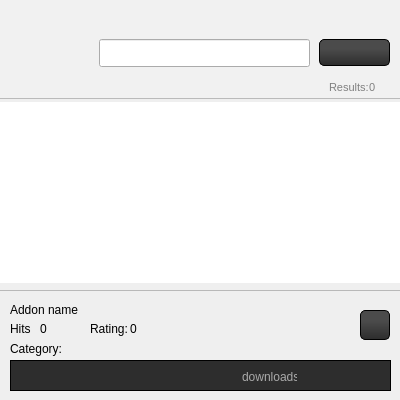
This is src/gui/form/addonswidget.ui in mynew1/Circle-Launcher as Qt 5 draws it before an edit. The edited form follows.
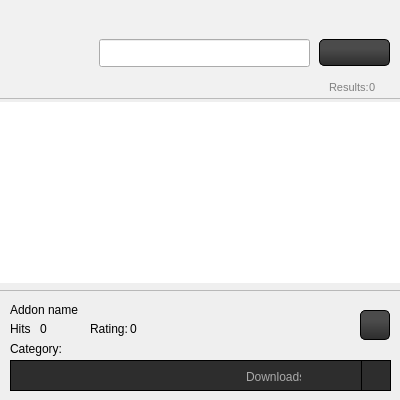
This is the edited form. Icons and pictures are not drawn.

Diff of the .ui file:
```diff
--- a/src/gui/form/addonswidget.ui
+++ b/src/gui/form/addonswidget.ui
@@ -329,10 +329,9 @@
     </property>
     <property name="styleSheet">
      <string notr="true">QFrame{
-    background-color: rgb(45, 45, 45);
 	color: #AAAAAA;
 }
-QFrame#downloadFrame{
+QFrame#downloadFrame {
 	background-color: rgb(45, 45, 45);
 	color: #AAAAAA;
 	border: 1px solid black;
@@ -419,9 +418,9 @@
     <widget class="QLabel" name="downloadsLabel">
      <property name="geometry">
       <rect>
-       <x>290</x>
+       <x>293</x>
        <y>8</y>
-       <width>61</width>
+       <width>57</width>
        <height>17</height>
       </rect>
      </property>
@@ -435,10 +434,10 @@
     <widget class="QPushButton" name="playButton">
      <property name="geometry">
       <rect>
-       <x>350</x>
-       <y>1</y>
+       <x>351</x>
+       <y>0</y>
        <width>30</width>
-       <height>29</height>
+       <height>31</height>
       </rect>
      </property>
      <property name="styleSheet">
@@ -448,6 +447,7 @@
 
 	background-color: transparent;
 	border: none;
+border: 1px solid black;
 }
 
 QPushButton:hover{
@@ -461,14 +461,14 @@
     <widget class="QLabel" name="downloadsLabel_2">
      <property name="geometry">
       <rect>
-       <x>232</x>
+       <x>236</x>
        <y>8</y>
        <width>55</width>
        <height>17</height>
       </rect>
      </property>
      <property name="text">
-      <string>downloads:</string>
+      <string>Downloads:</string>
      </property>
     </widget>
    </widget>
```
